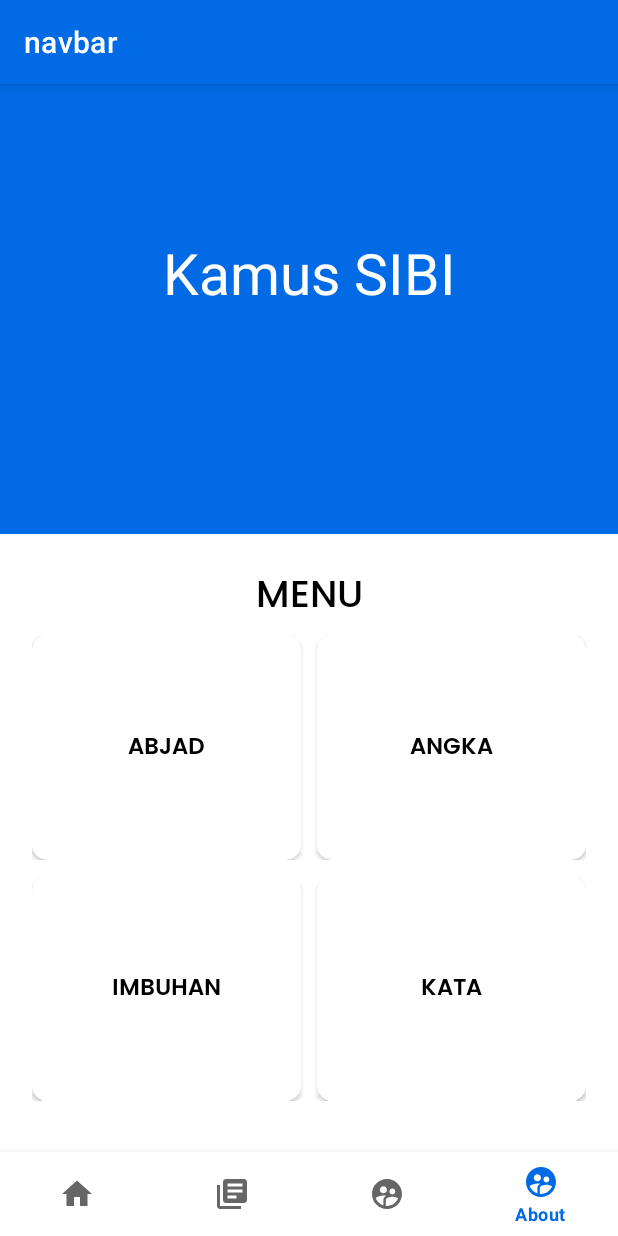
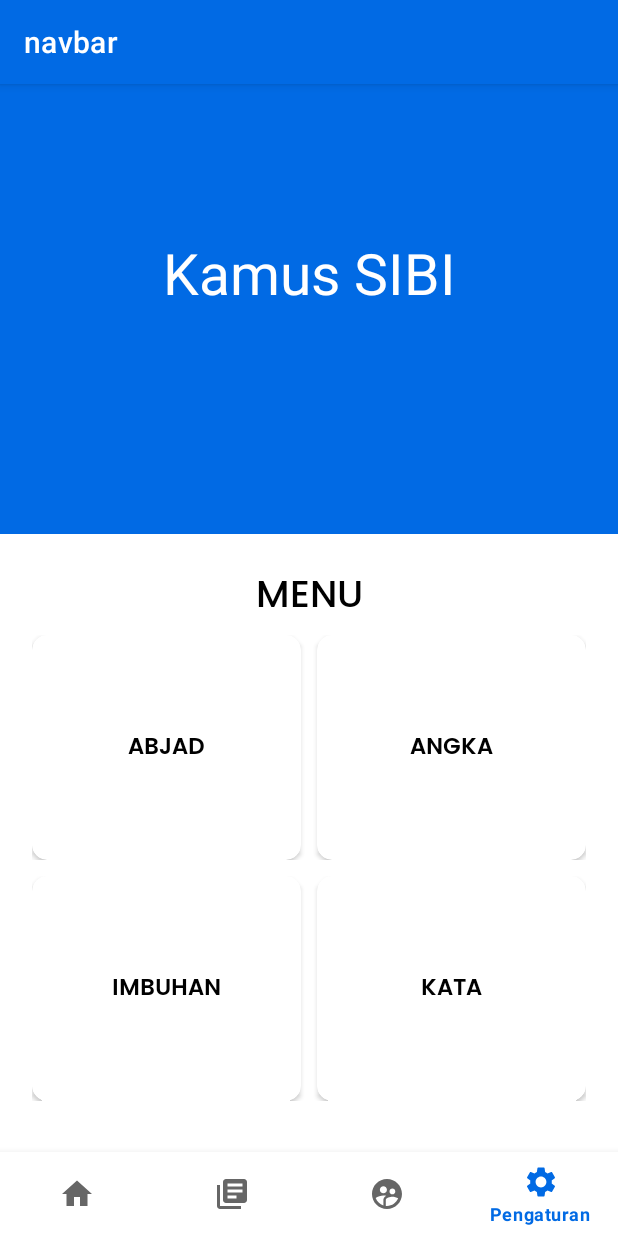
Before and after one commit to afifahkr/Gestify, an Android app: the NavBar screen opened directly, with no data from a screen before it, item 4 of the bottom bar chosen, on a phone screen of 412 x 824 dp. Run offline under Robolectric (Android 15) with nearby library versions, the phone set to English and light mode, and no system bars.

Commit message:
update nicon navbar

```diff
--- a/frontend/app/src/main/res/menu/button_nav_view.xml
+++ b/frontend/app/src/main/res/menu/button_nav_view.xml
@@ -9,17 +9,17 @@
     <item
         android:id="@+id/navigation_dictionary"
         android:icon="@drawable/ic_baseline_library_books_24"
-        android:title="Dictionary" />
+        android:title="Kamus" />
 
     <item
         android:id="@+id/navigation_about"
         android:icon="@drawable/ic_baseline_supervised_user_circle_24"
-        android:title="About" />
+        android:title="Tentang" />
 
     <item
         android:id="@+id/navigation_setting"
-        android:icon="@drawable/ic_baseline_supervised_user_circle_24"
-        android:title="About" />
+        android:icon="@drawable/ic_baseline_settings_24"
+        android:title="Pengaturan" />
 
 
 </menu>
```
